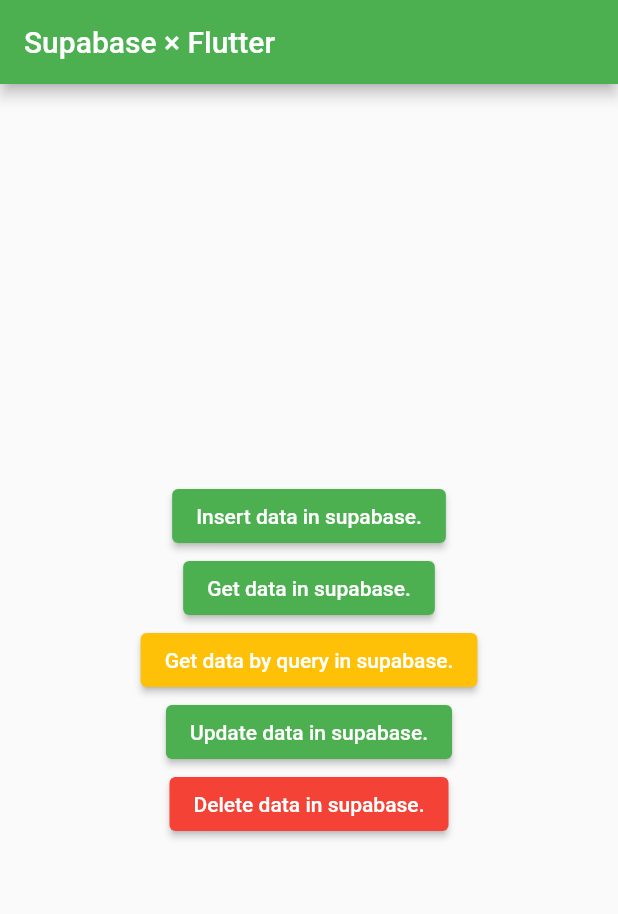
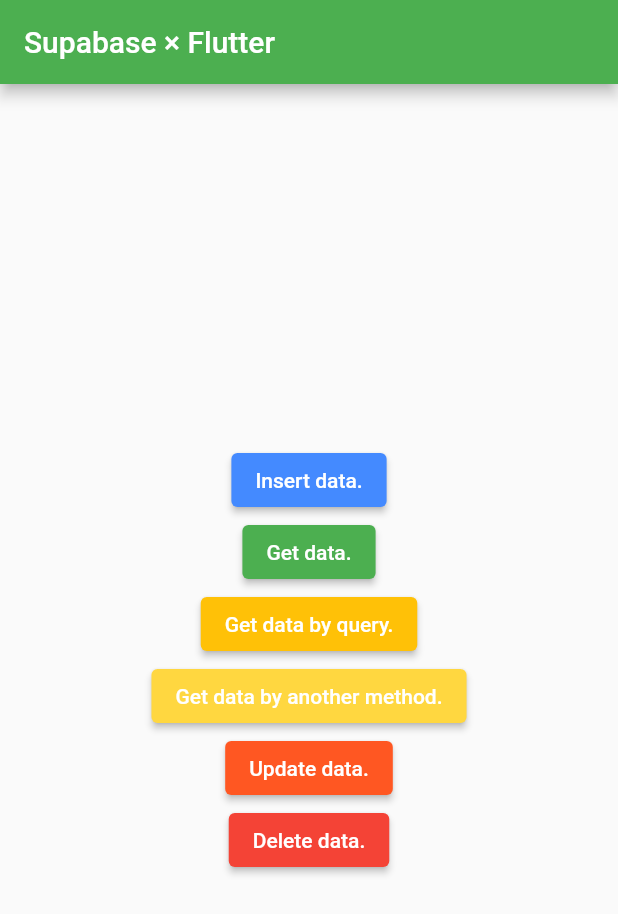
Before and after one commit to yukiyamazaki/try_supabase_on_flutter, a Flutter app: the screen it shows after launch, on a phone screen of 412 x 824 dp. Shown: the top 914 px of the screen. Run offline on Flutter 3.47's test engine with Material 2 defaults, Android fonts, the phone set to English and light mode, and no system bars; our stand-ins replace flutter_dotenv, supabase_flutter; accounts and stored records are empty.

Commit message:
Update testing rest method.

```diff
--- a/lib/main.dart
+++ b/lib/main.dart
@@ -53,29 +53,48 @@ class _MyHomePageState extends State<MyHomePage> {
           children: <Widget>[
             ElevatedButton(
               onPressed: supabase.insertCompany,
-              child: const Text('Insert data in supabase.'),
-            ),
-            ElevatedButton(
-              onPressed: supabase.getCompany,
-              child: const Text('Get data in supabase.'),
+              style: ButtonStyle(
+                backgroundColor:
+                    MaterialStateProperty.all<Color>(Colors.blueAccent),
+              ),
+              child: const Text('Insert data.'),
             ),
             ElevatedButton(
               onPressed: supabase.getCompany,
               style: ButtonStyle(
+                backgroundColor: MaterialStateProperty.all<Color>(Colors.green),
+              ),
+              child: const Text('Get data.'),
+            ),
+            ElevatedButton(
+              onPressed: supabase.getByQueryCompany,
+              style: ButtonStyle(
                 backgroundColor: MaterialStateProperty.all<Color>(Colors.amber),
               ),
-              child: const Text('Get data by query in supabase.'),
+              child: const Text('Get data by query.'),
+            ),
+            ElevatedButton(
+              onPressed: supabase.getByQueryCompany,
+              style: ButtonStyle(
+                backgroundColor:
+                    MaterialStateProperty.all<Color>(Colors.amberAccent),
+              ),
+              child: const Text('Get data by another method.'),
             ),
             ElevatedButton(
               onPressed: supabase.updateompany,
-              child: const Text('Update data in supabase.'),
+              style: ButtonStyle(
+                backgroundColor:
+                    MaterialStateProperty.all<Color>(Colors.deepOrange),
+              ),
+              child: const Text('Update data.'),
             ),
             ElevatedButton(
               onPressed: supabase.deleteCompany,
               style: ButtonStyle(
                 backgroundColor: MaterialStateProperty.all<Color>(Colors.red),
               ),
-              child: const Text('Delete data in supabase.'),
+              child: const Text('Delete data.'),
             ),
           ],
         ),
```
Also changed, not shown: lib/supabase.dart (+22 -1 lines).
